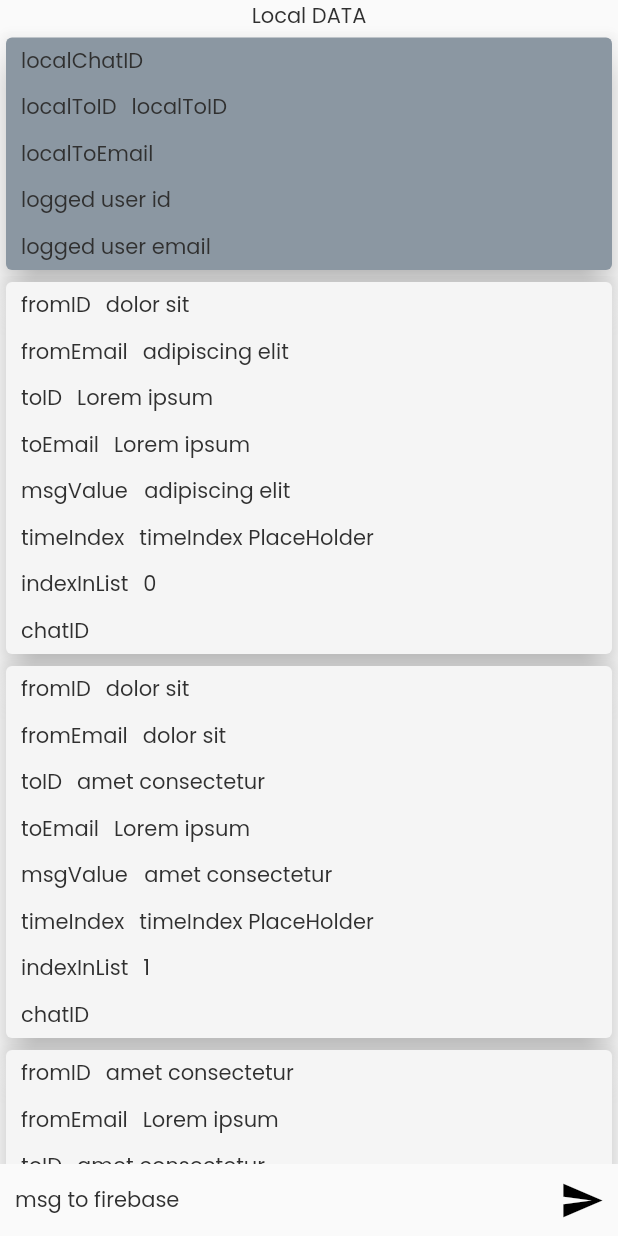
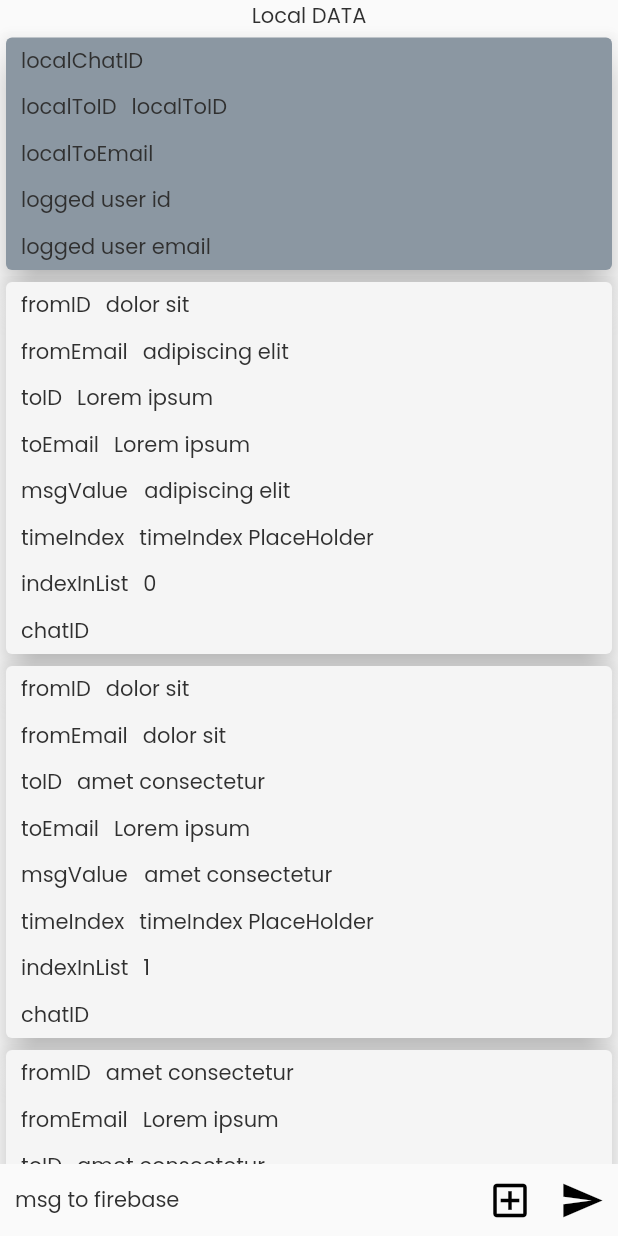
Before and after one commit to idan054/bubbleFlow-MitMit, a Flutter app: the ChatPageWidget screen opened directly with empty values, after a tap on the "send" icon, on a phone screen of 412 x 824 dp. Run offline on Flutter 3.47's test engine with Material 2 defaults, Android fonts, the phone set to English and light mode, and no system bars; drawn by our look-alikes of auto_size_text; our stand-ins replace built_collection, built_value, cloud_firestore, equatable, firebase_auth, firebase_core and 5 more; accounts and stored records are empty; generated files the repository leaves out were written again; network calls fail.

Commit message:
Updating to latest FlutterFlow output.

```diff
--- a/lib/chat_page/chat_page_widget.dart
+++ b/lib/chat_page/chat_page_widget.dart
@@ -12,11 +12,11 @@ class ChatPageWidget extends StatefulWidget {
   ChatPageWidget({
     Key key,
     this.localToEmail,
-    this.localChatID,
+    this.localToID,
   }) : super(key: key);
 
   final String localToEmail;
-  final String localChatID;
+  final String localToID;
 
   @override
   _ChatPageWidgetState createState() => _ChatPageWidgetState();
@@ -37,7 +37,7 @@ class _ChatPageWidgetState extends State<ChatPageWidget> {
     return StreamBuilder<List<MassagesRecord>>(
       stream: queryMassagesRecord(
         queryBuilder: (massagesRecord) => massagesRecord
-            .where('chatUsersFromTo', arrayContains: currentUserEmail),
+            .where('chatUsersFromTo', arrayContains: widget.localToEmail),
         singleRecord: true,
       ),
       builder: (context, snapshot) {
@@ -516,9 +516,26 @@ class _ChatPageWidgetState extends State<ChatPageWidget> {
                     ),
                     IconButton(
                       onPressed: () async {
+                        final massagesRecordData = {
+                          'chatUsersFromTo':
+                              FieldValue.arrayUnion([widget.localToEmail]),
+                        };
+
+                        await chatPageMassagesRecord.reference
+                            .update(massagesRecordData);
+                      },
+                      icon: Icon(
+                        Icons.add_box_outlined,
+                        color: Colors.black,
+                        size: 30,
+                      ),
+                      iconSize: 30,
+                    ),
+                    IconButton(
+                      onPressed: () async {
                         final fromID = currentUserUid;
                         final fromEmail = currentUserEmail;
-                        final toID = widget.localChatID;
+                        final toID = widget.localToID;
                         final toEmail = widget.localToEmail;
                         final msgValue = textController.text;
                         final timeIndex = getCurrentTimestamp;
@@ -539,13 +556,6 @@ class _ChatPageWidgetState extends State<ChatPageWidget> {
                         await MassagesRecord.collection
                             .doc()
                             .set(massagesRecordData);
-                        final massagesRecordData = {
-                          'chatUsersFromTo': FieldValue.arrayUnion(
-                              ['addedBy ChatPage msgCollection Reffrene']),
-                        };
-
-                        await chatPageMassagesRecord.reference
-                            .update(massagesRecordData);
                       },
                       icon: Icon(
                         Icons.send,
--- a/lib/home_page/home_page_widget.dart
+++ b/lib/home_page/home_page_widget.dart
@@ -164,6 +164,7 @@ class _HomePageWidgetState extends State<HomePageWidget> {
                                           builder: (context) => ChatPageWidget(
                                             localToEmail:
                                                 listViewUsersRecord.email,
+                                            localToID: listViewUsersRecord.uid,
                                           ),
                                         ),
                                       );
```
